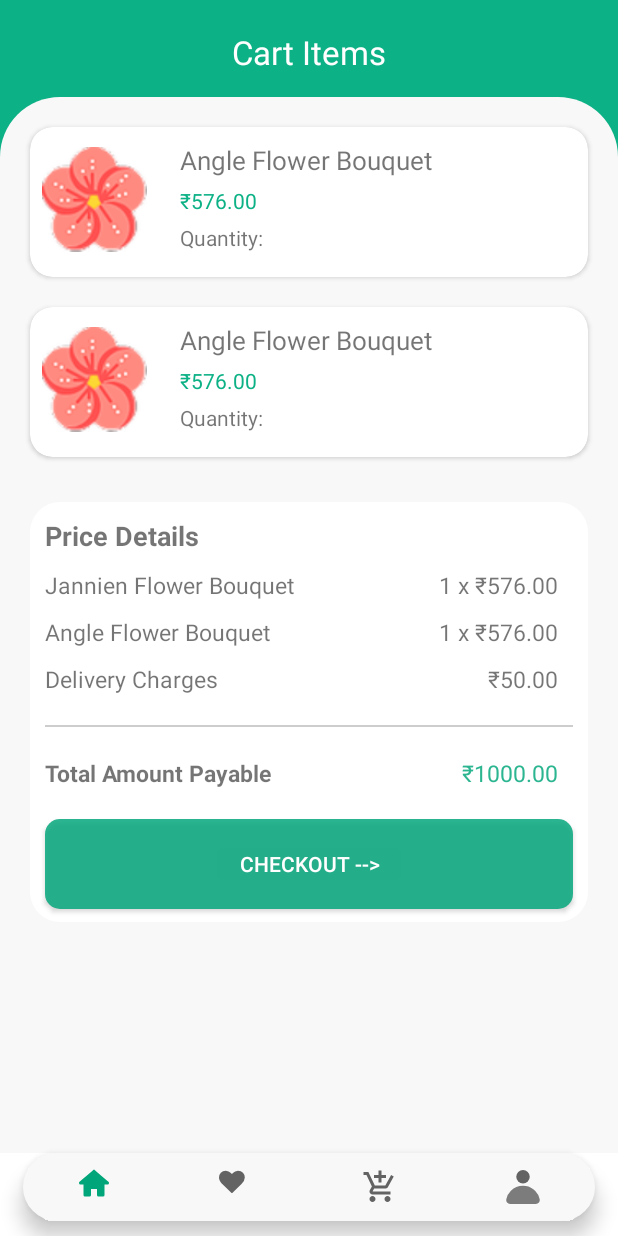
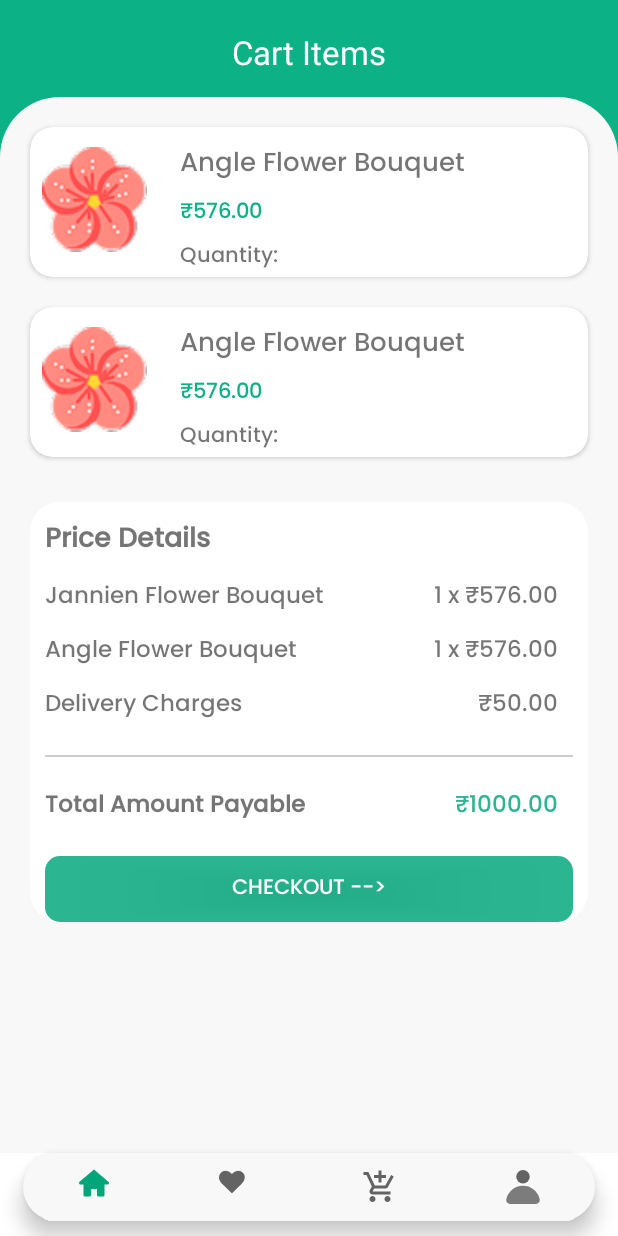
Before and after one commit to adityakumar416/FlowerValley, an Android app: the fragment FavouriteFragment placed in its activity, on a phone screen of 412 x 824 dp. Run offline under Robolectric (Android 15) with nearby library versions, the phone set to English and light mode, and no system bars; our stand-ins replace Firebase (no records; nobody signed in at launch, a user with empty details on screens opened directly); 1 statement that could not run was skipped.

```diff
--- a/app/src/main/res/layout/flower_card_recyclerview.xml
+++ b/app/src/main/res/layout/flower_card_recyclerview.xml
@@ -35,13 +35,16 @@
                 android:layout_width="wrap_content"
                 android:layout_height="wrap_content"
                 android:text="Angle"
+                android:fontFamily="@font/poppins_medium"
                 android:textSize="20sp" />
+
             <androidx.appcompat.widget.AppCompatTextView
                 android:id="@+id/flower_price"
                 android:layout_width="wrap_content"
                 android:layout_height="wrap_content"
                 android:layout_below="@+id/flower_name"
                 android:text="340"
+                android:fontFamily="@font/poppins_medium"
                 android:textSize="18sp" />
 
 
--- a/app/src/main/res/layout/flower_recycler_view.xml
+++ b/app/src/main/res/layout/flower_recycler_view.xml
@@ -42,18 +42,19 @@
             android:layout_height="wrap_content"
             android:layout_below="@id/single_line"
             android:layout_marginLeft="10dp"
-
+            android:fontFamily="@font/poppins_medium"
             android:text="Angle"
             android:textSize="20dp" />
 
         <androidx.appcompat.widget.AppCompatTextView
+            android:id="@+id/flower_price"
             android:layout_width="wrap_content"
             android:layout_height="wrap_content"
             android:layout_below="@id/flower_name"
-            android:id="@+id/flower_price"
             android:layout_marginLeft="10dp"
             android:layout_marginTop="5dp"
             android:text="₹576.00"
+            android:fontFamily="@font/poppins_medium"
             android:textSize="20dp" />
 
         <androidx.appcompat.widget.AppCompatImageView
--- a/app/src/main/res/layout/fragment_favourite.xml
+++ b/app/src/main/res/layout/fragment_favourite.xml
@@ -56,6 +56,7 @@
 
                 <androidx.appcompat.widget.AppCompatTextView
                     android:id="@+id/flower_name"
+                    android:fontFamily="@font/poppins_medium"
                     android:layout_width="wrap_content"
                     android:layout_height="wrap_content"
                     android:layout_marginLeft="100dp"
@@ -71,13 +72,14 @@
                     android:layout_marginLeft="100dp"
                     android:layout_marginTop="5dp"
                     android:text="₹576.00"
+                    android:fontFamily="@font/poppins_medium"
                     android:textColor="@color/green_200" />
 
                 <androidx.appcompat.widget.AppCompatTextView
                     android:layout_width="wrap_content"
                     android:layout_height="wrap_content"
                     android:layout_below="@id/flower_price"
-
+                    android:fontFamily="@font/poppins_medium"
                     android:layout_marginLeft="100dp"
                     android:layout_marginTop="5dp"
                     android:text="Quantity:" />
@@ -112,7 +114,7 @@
                     android:layout_width="wrap_content"
                     android:layout_height="wrap_content"
                     android:layout_marginLeft="100dp"
-
+                    android:fontFamily="@font/poppins_medium"
                     android:layout_marginTop="10dp"
                     android:text="Angle Flower Bouquet"
                     android:textSize="17dp" />
@@ -123,7 +125,7 @@
                     android:layout_marginLeft="100dp"
 
                     android:layout_marginTop="5dp"
-
+                    android:fontFamily="@font/poppins_medium"
                     android:text="₹576.00"
                     android:textColor="@color/green_200" />
 
@@ -132,7 +134,7 @@
                     android:layout_height="wrap_content"
                     android:layout_marginLeft="100dp"
 
-
+                    android:fontFamily="@font/poppins_medium"
                     android:layout_marginTop="5dp"
                     android:text="Quantity:" />
 
@@ -158,7 +160,8 @@
                 android:layout_marginEnd="10dp"
                 android:layout_marginBottom="10dp"
                 android:text="Price Details"
-                android:textSize="18dp"
+                android:fontFamily="@font/poppins_medium"
+                android:textSize="18sp"
                 android:textStyle="bold" />
 
             <androidx.appcompat.widget.LinearLayoutCompat
@@ -172,6 +175,7 @@
                     android:layout_width="wrap_content"
                     android:layout_height="wrap_content"
                     android:layout_marginLeft="10dp"
+                    android:fontFamily="@font/poppins_medium"
                     android:text="Jannien Flower Bouquet"
                     android:textSize="15dp" />
 
@@ -180,6 +184,7 @@
                     android:layout_height="wrap_content"
                     android:layout_marginRight="20dp"
                     android:gravity="end"
+                    android:fontFamily="@font/poppins_medium"
                     android:text="1 x ₹576.00"
                     android:textSize="15dp" />
 
@@ -197,6 +202,7 @@
                     android:layout_width="wrap_content"
                     android:layout_height="wrap_content"
                     android:layout_marginLeft="10dp"
+                    android:fontFamily="@font/poppins_medium"
                     android:text="Angle Flower Bouquet"
                     android:textSize="15dp" />
 
@@ -205,6 +211,7 @@
                     android:layout_height="wrap_content"
                     android:layout_marginRight="20dp"
                     android:gravity="end"
+                    android:fontFamily="@font/poppins_medium"
                     android:text="1 x ₹576.00"
                     android:textSize="15dp" />
 
@@ -217,6 +224,7 @@
                 android:layout_height="wrap_content"
                 android:layout_below="@id/second_flower_detail"
                 android:layout_marginTop="10dp"
+
                 android:orientation="horizontal">
 
                 <androidx.appcompat.widget.AppCompatTextView
@@ -224,6 +232,7 @@
                     android:layout_height="wrap_content"
                     android:layout_marginLeft="10dp"
                     android:text="Delivery Charges"
+                    android:fontFamily="@font/poppins_medium"
                     android:textSize="15dp" />
 
                 <androidx.appcompat.widget.AppCompatTextView
@@ -231,6 +240,7 @@
                     android:layout_height="wrap_content"
                     android:layout_marginRight="20dp"
                     android:gravity="end"
+                    android:fontFamily="@font/poppins_medium"
                     android:text="₹50.00"
                     android:textSize="15dp" />
 
@@ -261,6 +271,7 @@
                     android:layout_marginLeft="10dp"
                     android:text="Total Amount Payable"
                     android:textSize="15dp"
+                    android:fontFamily="@font/poppins_medium"
                     android:textStyle="bold" />
 
                 <androidx.appcompat.widget.AppCompatTextView
@@ -269,6 +280,7 @@
                     android:layout_marginRight="20dp"
                     android:gravity="end"
                     android:text="₹1000.00"
+                    android:fontFamily="@font/poppins_medium"
                     android:textColor="@color/green_500"
                     android:textSize="15dp" />
 
@@ -279,6 +291,7 @@
                 android:layout_height="60dp"
                 android:layout_below="@id/total_amount"
                 android:layout_marginLeft="10dp"
+                android:fontFamily="@font/poppins_medium"
                 android:layout_marginTop="20dp"
                 android:layout_marginRight="10dp"
                 android:background="@drawable/login_edit_button"
--- a/app/src/main/res/layout/fragment_home.xml
+++ b/app/src/main/res/layout/fragment_home.xml
@@ -192,7 +192,7 @@
             android:layout_marginLeft="20dp"
             android:layout_marginTop="20dp"
             android:layout_marginBottom="5dp"
-
+            android:fontFamily="@font/poppins_medium"
             android:text="Popular Items"
             android:textSize="20dp" />
 
@@ -206,6 +206,7 @@
             android:layout_marginRight="23dp"
             android:layout_toRightOf="@id/popular_item"
             android:text="View All"
+            android:fontFamily="@font/poppins_medium"
             android:textColor="@color/green_200"
             android:textSize="15dp" />
 
@@ -216,7 +217,7 @@
             android:layout_height="wrap_content"
             android:layout_below="@id/popular_item"
 
-
+            android:fontFamily="@font/poppins_medium"
             />
 
 
--- a/app/src/main/res/layout/fragment_view_all.xml
+++ b/app/src/main/res/layout/fragment_view_all.xml
@@ -26,7 +26,7 @@
             android:layout_width="wrap_content"
             android:layout_height="wrap_content"
             android:layout_centerHorizontal="true"
-
+            android:fontFamily="@font/poppins_medium"
             android:text="Popular Flowers"
             android:textColor="@color/white"
             android:textSize="22sp" />
@@ -52,6 +52,7 @@
             android:layout_width="match_parent"
             android:layout_height="wrap_content"
             android:layout_marginTop="15dp"
+            android:fontFamily="@font/poppins_medium"
             android:layout_marginRight="14dp"
             android:layout_marginBottom="10dp"
 
--- a/app/src/main/res/layout/view_all_flower.xml
+++ b/app/src/main/res/layout/view_all_flower.xml
@@ -30,6 +30,7 @@
             android:layout_height="wrap_content"
             android:layout_below="@id/flower_image"
             android:layout_marginLeft="10dp"
+            android:fontFamily="@font/poppins_medium"
             android:layout_marginTop="5dp"
             android:text="Angle"
             android:textSize="20dp" />
@@ -42,6 +43,7 @@
             android:layout_marginLeft="10dp"
             android:layout_marginTop="5dp"
             android:text="₹576.00"
+            android:fontFamily="@font/poppins_medium"
             android:textSize="20dp" />
 
         <androidx.appcompat.widget.AppCompatImageView
```
Also changed, not shown: app/src/main/res/layout/activity_splash_screen.xml (+6 -3 lines), app/src/main/res/layout/fragment_flower_detail.xml (+5 -4 lines), app/src/main/res/layout/fragment_login_otp.xml (+9 -2 lines), app/src/main/res/layout/fragment_profile.xml (+12 -1 lines), app/src/main/res/layout/fragment_registration_page.xml (+11 -2 lines), app/src/main/res/layout/fragment_verify_otp.xml (+7 -4 lines), app/src/main/res/font/poppins_bold.ttf (added), app/src/main/res/font/poppins_italic.ttf (added), app/src/main/res/font/poppins_medium.ttf (added), app/src/main/res/font/poppins_thin.ttf (added).
